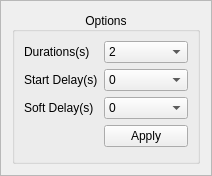
Above: ui/optionsframe.ui from eshenhu/QtDemo before the change. Below: the same form after it.
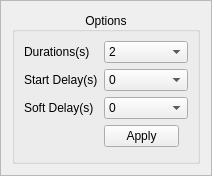
That is the form after the change.

Diff of the .ui file:
```diff
--- a/ui/optionsframe.ui
+++ b/ui/optionsframe.ui
@@ -41,6 +41,9 @@
       <set>Qt::AlignCenter</set>
      </property>
      <layout class="QFormLayout" name="formLayout">
+      <property name="labelAlignment">
+       <set>Qt::AlignLeading|Qt::AlignLeft|Qt::AlignVCenter</set>
+      </property>
       <item row="0" column="0">
        <widget class="QLabel" name="label">
         <property name="text">
@@ -141,6 +144,18 @@
       </item>
       <item row="3" column="1">
        <widget class="QPushButton" name="apply_button">
+        <property name="minimumSize">
+         <size>
+          <width>75</width>
+          <height>0</height>
+         </size>
+        </property>
+        <property name="maximumSize">
+         <size>
+          <width>75</width>
+          <height>16777215</height>
+         </size>
+        </property>
         <property name="text">
          <string>Apply</string>
         </property>
```
Left out of the diff: 78 changed lines with no effect on the pictures.
